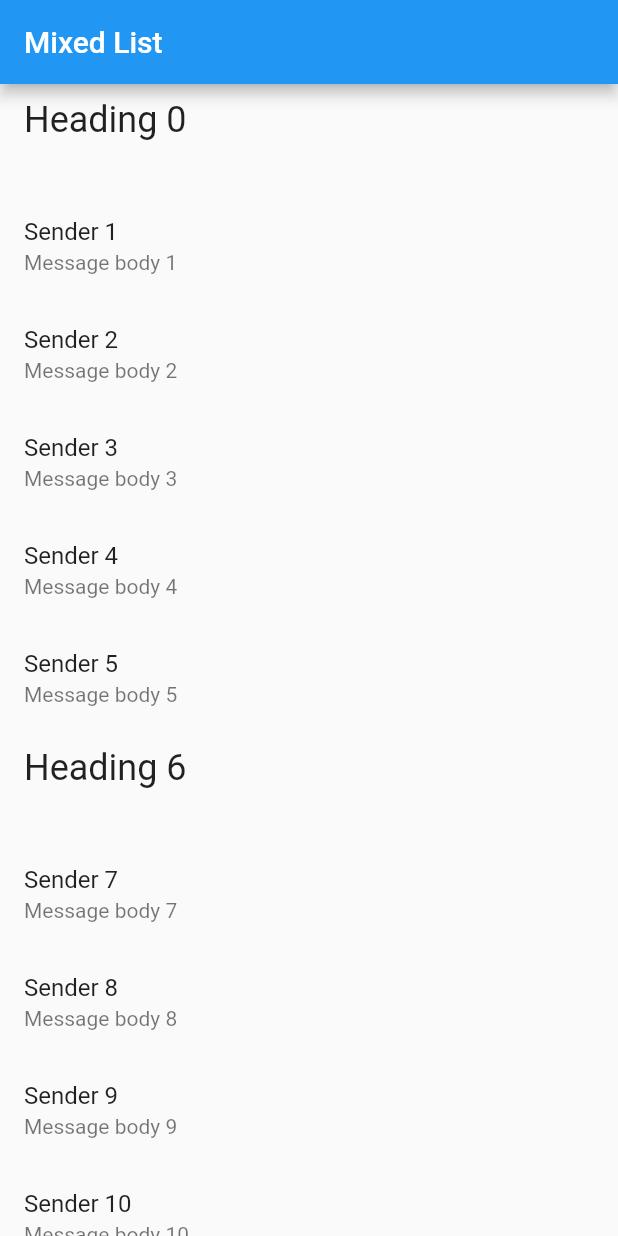
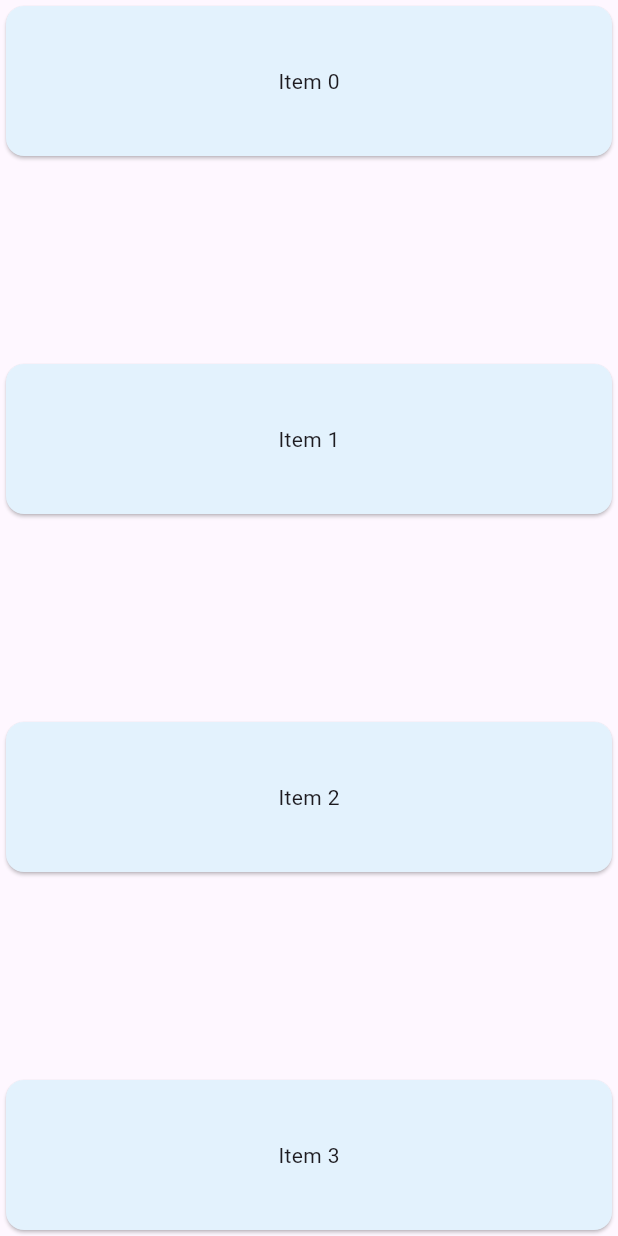
Before and after one commit to maogpt/learn-flutter-group, a Flutter app: the screen it shows after launch, on a phone screen of 412 x 824 dp. Run offline on Flutter 3.47's test engine with Material 2 defaults, Android fonts, the light colour scheme and no system bars.

Commit message:
feat: List with spaced items

```diff
--- a/lists_grids/lib/main.dart
+++ b/lists_grids/lib/main.dart
@@ -1,16 +1,20 @@
 import 'package:flutter/material.dart';
 
+// void main() {
+//   runApp(
+//     ListItemApp(
+//       items: List<ListItem>.generate(
+//         1000,
+//         (index) => index % 6 == 0
+//             ? HeadingItem('Heading $index')
+//             : MessageItem('Sender $index', 'Message body $index'),
+//       ),
+//     ),
+//   );
+// }
+
 void main() {
-  runApp(
-    ListItemApp(
-      items: List<ListItem>.generate(
-        1000,
-        (index) => index % 6 == 0
-            ? HeadingItem('Heading $index')
-            : MessageItem('Sender $index', 'Message body $index'),
-      ),
-    ),
-  );
+  runApp(const SpacedItemList());
 }
 
 class GridListApp extends StatelessWidget {
@@ -197,3 +201,61 @@ class MessageItem implements ListItem {
   @override
   Widget buildSubtitle(BuildContext context) => Text(body);
 }
+
+class SpacedItemList extends StatelessWidget {
+  const SpacedItemList({super.key});
+
+  @override
+  Widget build(BuildContext context) {
+    const items = 4;
+
+    return MaterialApp(
+      title: 'Flutter Demo',
+      debugShowCheckedModeBanner: false,
+      theme: ThemeData(
+        colorScheme: ColorScheme.fromSeed(seedColor: Colors.deepPurple),
+        cardTheme: CardTheme(color: Colors.blue.shade50),
+        useMaterial3: true,
+      ),
+      home: Scaffold(
+        body: LayoutBuilder(
+          builder: (context, constrains) {
+            return SingleChildScrollView(
+              child: ConstrainedBox(
+                constraints: BoxConstraints(minHeight: constrains.maxHeight),
+                child: Column(
+                  mainAxisAlignment: MainAxisAlignment.spaceBetween,
+                  children: List.generate(
+                    items,
+                    (index) => ItemWidget(text: 'Item $index'),
+                  ),
+                ),
+              ),
+            );
+          },
+        ),
+      ),
+    );
+  }
+}
+
+class ItemWidget extends StatelessWidget {
+  const ItemWidget({
+    super.key,
+    required this.text,
+  });
+
+  final String text;
+
+  @override
+  Widget build(BuildContext context) {
+    return Card(
+      child: SizedBox(
+        height: 100,
+        child: Center(
+          child: Text(text),
+        ),
+      ),
+    );
+  }
+}
```
